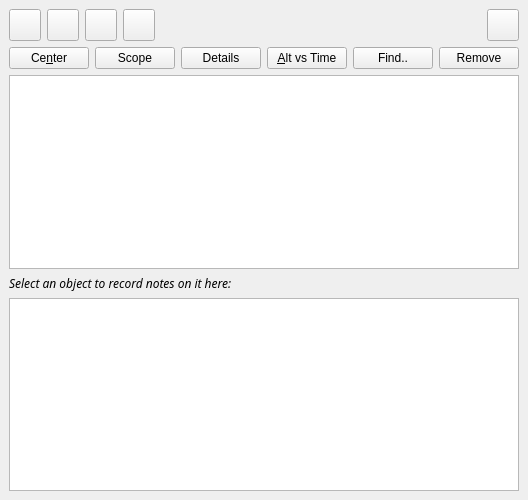
Qt form kstars/tools/observinglist.ui (KDE/kstars) before a commit.
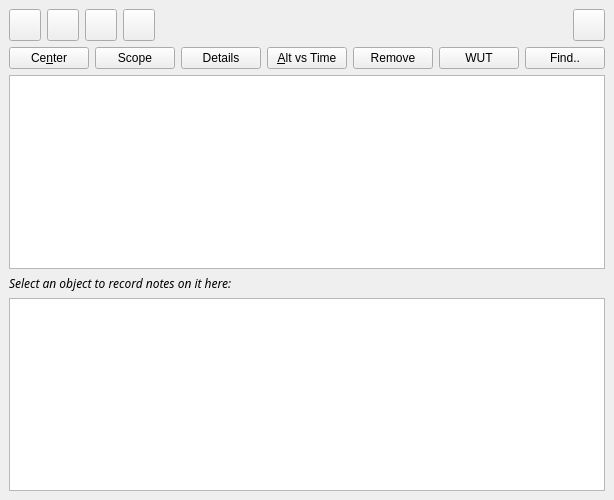
The same form after that commit. Custom widgets are drawn as their Qt base class.

Commit message: Adding functionality to open What's Up Tonight dialog from Observing list.

Diff of the .ui file:
```diff
--- a/kstars/tools/observinglist.ui
+++ b/kstars/tools/observinglist.ui
@@ -314,25 +314,6 @@
        </property>
       </widget>
      </item>
-     <item>
-      <widget class="KPushButton" name="FindButton" >
-       <property name="sizePolicy" >
-        <sizepolicy vsizetype="Fixed" hsizetype="Minimum" >
-         <horstretch>0</horstretch>
-         <verstretch>0</verstretch>
-        </sizepolicy>
-       </property>
-       <property name="toolTip" >
-        <string>Open FindDialog</string>
-       </property>
-       <property name="whatsThis" >
-        <string>Open the FindDialog for adding objects to the list</string>
-       </property>
-       <property name="text" >
-        <string>Find..</string>
-       </property>
-      </widget>
-     </item>
      <item>
       <widget class="KPushButton" name="RemoveButton" >
        <property name="sizePolicy" >
@@ -352,6 +333,44 @@
        </property>
       </widget>
      </item>
+     <item>
+      <widget class="KPushButton" name="WUTButton" >
+       <property name="sizePolicy" >
+        <sizepolicy vsizetype="Fixed" hsizetype="Minimum" >
+         <horstretch>0</horstretch>
+         <verstretch>0</verstretch>
+        </sizepolicy>
+       </property>
+       <property name="toolTip" >
+        <string>Open the WUT dialog</string>
+       </property>
+       <property name="whatsThis" >
+        <string>Opens the What's up tonight dialog, from which objects can be added to the list</string>
+       </property>
+       <property name="text" >
+        <string>WUT</string>
+       </property>
+      </widget>
+     </item>
+     <item>
+      <widget class="KPushButton" name="FindButton" >
+       <property name="sizePolicy" >
+        <sizepolicy vsizetype="Fixed" hsizetype="Minimum" >
+         <horstretch>0</horstretch>
+         <verstretch>0</verstretch>
+        </sizepolicy>
+       </property>
+       <property name="toolTip" >
+        <string>Open FindDialog</string>
+       </property>
+       <property name="whatsThis" >
+        <string>Open the FindDialog for adding objects to the list</string>
+       </property>
+       <property name="text" >
+        <string>Find..</string>
+       </property>
+      </widget>
+     </item>
      <item>
       <spacer>
        <property name="orientation" >
```
The commit also changes 2 other files.
